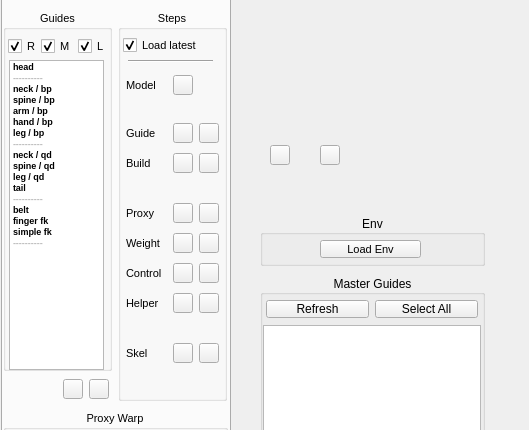
Before: the Qt Designer form nl_modules/nl_rigging_tools.ui in nickyliux/nl_rigging_tools, drawn with Qt 5; both pictures show x 0 to 529 and y 85 to 515 of the 529 by 901 pixel window.
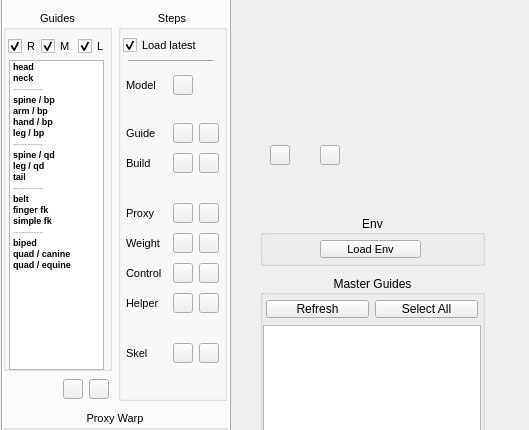
After: the same form once the commit is applied.

Commit message: Remove neck_bp; Use neck for both biped and quad

Diff of the .ui file:
```diff
--- a/nl_modules/nl_rigging_tools.ui
+++ b/nl_modules/nl_rigging_tools.ui
@@ -156,15 +156,15 @@
       </item>
       <item>
        <property name="text">
-        <string>----------</string>
-       </property>
-       <property name="flags">
-        <set>ItemIsDragEnabled|ItemIsUserCheckable</set>
+        <string>neck</string>
        </property>
       </item>
       <item>
        <property name="text">
-        <string>neck / bp</string>
+        <string>----------</string>
+       </property>
+       <property name="flags">
+        <set>ItemIsDragEnabled|ItemIsUserCheckable</set>
        </property>
       </item>
       <item>
@@ -195,11 +195,6 @@
         <set>ItemIsDragEnabled|ItemIsUserCheckable</set>
        </property>
       </item>
-      <item>
-       <property name="text">
-        <string>neck / qd</string>
-       </property>
-      </item>
       <item>
        <property name="text">
         <string>spine / qd</string>
@@ -246,6 +241,21 @@
         <set>ItemIsDragEnabled|ItemIsUserCheckable</set>
        </property>
       </item>
+      <item>
+       <property name="text">
+        <string>biped</string>
+       </property>
+      </item>
+      <item>
+       <property name="text">
+        <string>quad / canine</string>
+       </property>
+      </item>
+      <item>
+       <property name="text">
+        <string>quad / equine</string>
+       </property>
+      </item>
      </widget>
      <widget class="QCheckBox" name="guideSide_L_CB">
       <property name="geometry">
```
The commit also changes 26 other files.
